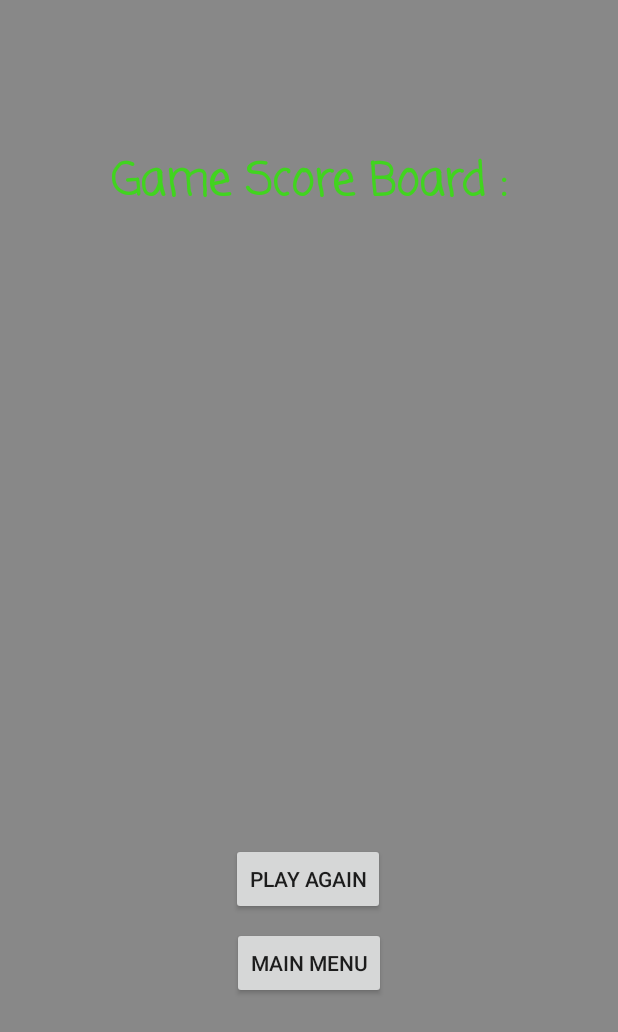
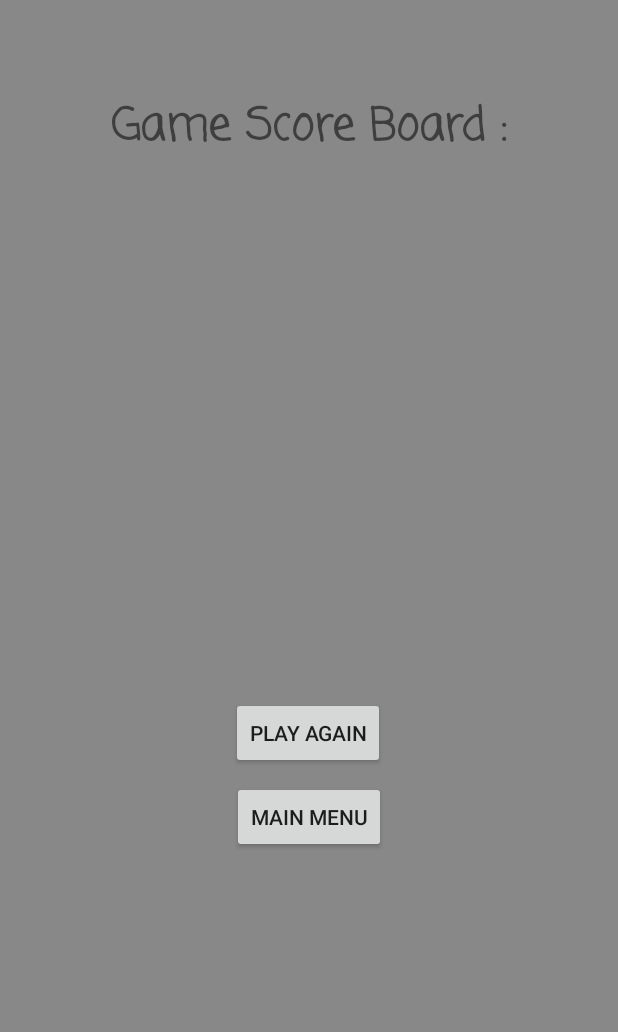
Before and after one commit to manolasn/AndroidProject, an Android app: the EndOfTheGame screen opened directly, with no data from a screen before it, on a phone screen of 412 x 824 dp. Shown: the top 1032 px of the screen. Run offline under Robolectric (Android 15) with nearby library versions, the phone set to English and light mode, and no system bars; 2 statements that could not run were skipped.

Commit message:
Main Music sound is now a service and works properly.

```diff
--- a/app/src/main/java/com/example/myapplication/Assisting_Class.java
+++ b/app/src/main/java/com/example/myapplication/Assisting_Class.java
@@ -4,6 +4,16 @@ import java.util.HashMap;
 class Assisting_Class {
 
         private static HashMap<String,Integer> scoreboard=new HashMap<>();
+
+        private static boolean mute=false;
+
+        static void setMute(boolean a){
+            mute=a;
+        }
+
+        static boolean getMute(){
+            return mute;
+        }
 
         static void setScoreboard(HashMap<String,Integer> ascoreboard){
             scoreboard=ascoreboard;
--- a/app/src/main/java/com/example/myapplication/EndOfTheGame.java
+++ b/app/src/main/java/com/example/myapplication/EndOfTheGame.java
@@ -7,6 +7,7 @@ import android.content.ComponentName;
 import android.content.Context;
 import android.content.Intent;
 import android.content.ServiceConnection;
+import android.graphics.Color;
 import android.media.AudioManager;
 import android.media.MediaPlayer;
 import android.os.Build;
@@ -21,7 +22,7 @@ import java.util.HashMap;
 
 public class EndOfTheGame extends AppCompatActivity {
 
-    private TextView winner;
+    private TextView winner,score;
     private HashMap<String,Integer> scoreboard=new HashMap<>();
     private MediaPlayer player;
     private ArrayList<String> winners;
@@ -39,6 +40,7 @@ public class EndOfTheGame extends AppCompatActivity {
 
         playAgain=findViewById(R.id.buttonnewgame);
         menu=findViewById(R.id.buttonmenu);
+        score = findViewById(R.id.textViewscore);
 
         player = MediaPlayer.create(this,R.raw.win_sound);
         player.start();
@@ -50,11 +52,12 @@ public class EndOfTheGame extends AppCompatActivity {
         }
 
 
-        doBindService();
-        Intent music = new Intent();
-        music.setClass(this, MusicService.class);
-        startService(music);
-
+        if(!Assisting_Class.getMute()) {
+            doBindService();
+            Intent music = new Intent();
+            music.setClass(this, MusicService.class);
+            startService(music);
+        }
 
         mHomeWatcher = new HomeWatcher(this);
         mHomeWatcher.setOnHomePressedListener(new HomeWatcher.OnHomePressedListener() {
@@ -77,6 +80,7 @@ public class EndOfTheGame extends AppCompatActivity {
 
         winners =(ArrayList<String>) getIntent().getSerializableExtra("WINNER");
 
+
         assert winners != null;
         if(winners.size() == 1){
             winner.append("The Winner is :\n"+winners.get(0));
@@ -94,8 +98,7 @@ public class EndOfTheGame extends AppCompatActivity {
         }
 
 
-        winner.append("\n \n");
-        winner.append("Game Score Board :"+"\n");
+        score.append("Game Score Board :"+"\n");
 
 
 
@@ -104,7 +107,7 @@ public class EndOfTheGame extends AppCompatActivity {
         final int[] j = {0};
         scoreboard.entrySet().forEach(stringStringEntry -> {
             j[0]++;
-            winner.append("\n" + j[0] + " : " + stringStringEntry.getKey()+" ----> "+ stringStringEntry.getValue());
+            score.append("\n" + j[0] + " : " + stringStringEntry.getKey()+" ----> "+ stringStringEntry.getValue());
 
 
         });
@@ -162,6 +165,8 @@ public class EndOfTheGame extends AppCompatActivity {
     protected void onResume() {
         super.onResume();
 
+        mHomeWatcher.startWatch();
+
         if (mServ != null) {
             mServ.resumeMusic();
         }
@@ -170,6 +175,8 @@ public class EndOfTheGame extends AppCompatActivity {
     @Override
     protected void onPause() {
         super.onPause();
+
+        mHomeWatcher.stopWatch();
 
         //Detect idle screen
         PowerManager pm = (PowerManager)
--- a/app/src/main/java/com/example/myapplication/HomeWatcher.java
+++ b/app/src/main/java/com/example/myapplication/HomeWatcher.java
@@ -5,7 +5,7 @@ import android.content.Context;
 import android.content.Intent;
 import android.content.IntentFilter;
 
-public class HomeWatcher {
+class HomeWatcher {
 
     //static final String TAG = "hg";
     private Context mContext;
@@ -29,7 +29,8 @@ public class HomeWatcher {
         }
     }
 
-    public void stopWatch() {
+
+    void stopWatch() {
         if (mRecevier != null) {
             mContext.unregisterReceiver(mRecevier);
         }
--- a/app/src/main/res/layout/activity_end_of_the_game.xml
+++ b/app/src/main/res/layout/activity_end_of_the_game.xml
@@ -24,11 +24,25 @@
         app:layout_constraintTop_toTopOf="parent"
         app:layout_constraintVertical_bias="0.0" />
 
+    <TextView
+        android:id="@+id/textViewscore"
+        android:layout_width="wrap_content"
+        android:layout_height="wrap_content"
+        android:layout_marginTop="8dp"
+        android:fontFamily="casual"
+        android:textAlignment="center"
+        android:textSize="30sp"
+        android:textStyle="bold"
+        app:layout_constraintBottom_toBottomOf="parent"
+        app:layout_constraintEnd_toEndOf="parent"
+        app:layout_constraintStart_toStartOf="parent"
+        app:layout_constraintTop_toBottomOf="@+id/textView7"
+        app:layout_constraintVertical_bias="0.0" />
+
     <Button
         android:id="@+id/buttonnewgame"
         android:layout_width="wrap_content"
         android:layout_height="wrap_content"
-        android:layout_marginTop="16dp"
         android:fontFamily="sans-serif-medium"
         android:text="@string/play_again"
         android:textAlignment="center"
@@ -37,8 +51,7 @@
         app:layout_constraintEnd_toEndOf="parent"
         app:layout_constraintHorizontal_bias="0.498"
         app:layout_constraintStart_toStartOf="parent"
-        app:layout_constraintTop_toBottomOf="@+id/textView7"
-        app:layout_constraintVertical_bias="0.625" />
+        app:layout_constraintTop_toBottomOf="@+id/textViewscore" />
 
     <Button
         android:id="@+id/buttonmenu"
```
Also changed, not shown: app/src/main/java/com/example/myapplication/DisplayEverything.java (+10 -4 lines), app/src/main/java/com/example/myapplication/EnterNamesOfPlayers.java (+9 -5 lines), app/src/main/java/com/example/myapplication/HelpActivity.java (+10 -4 lines), app/src/main/java/com/example/myapplication/MainActivity.java (+22 -4 lines), app/src/main/java/com/example/myapplication/RandomizeNicknames.java (+10 -5 lines), app/src/main/java/com/example/myapplication/StartGame.java (+10 -4 lines).
